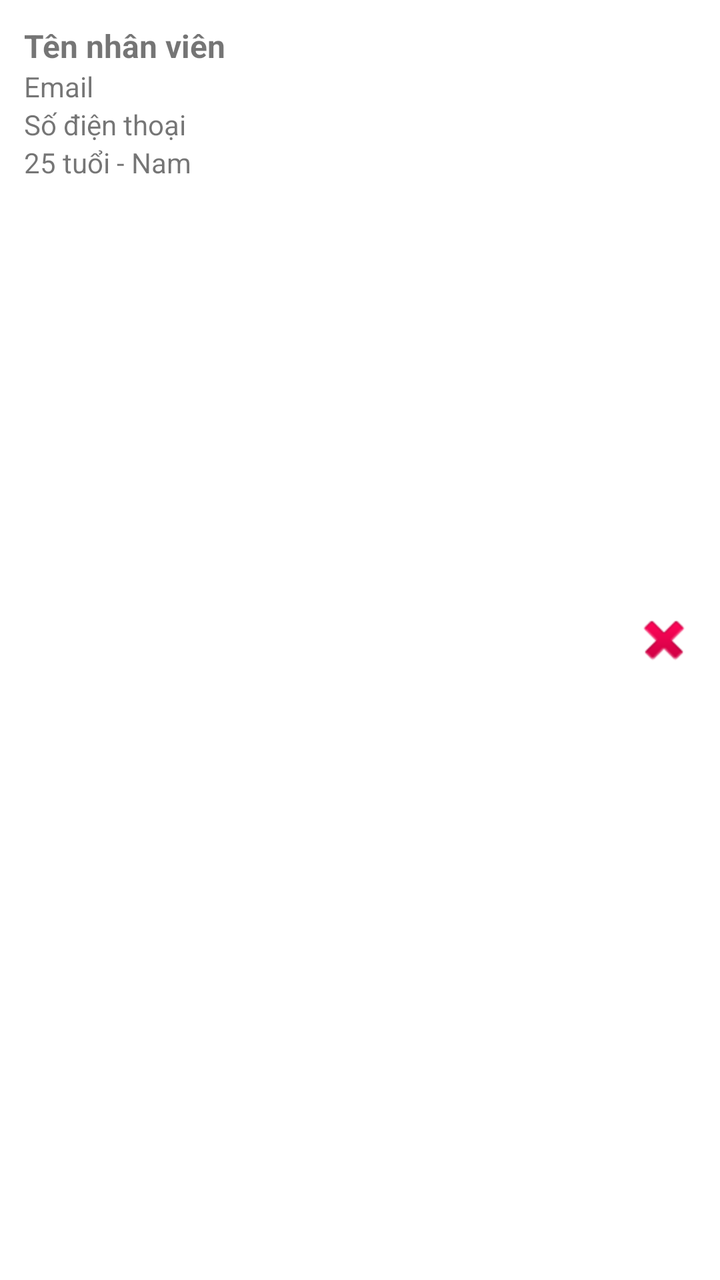
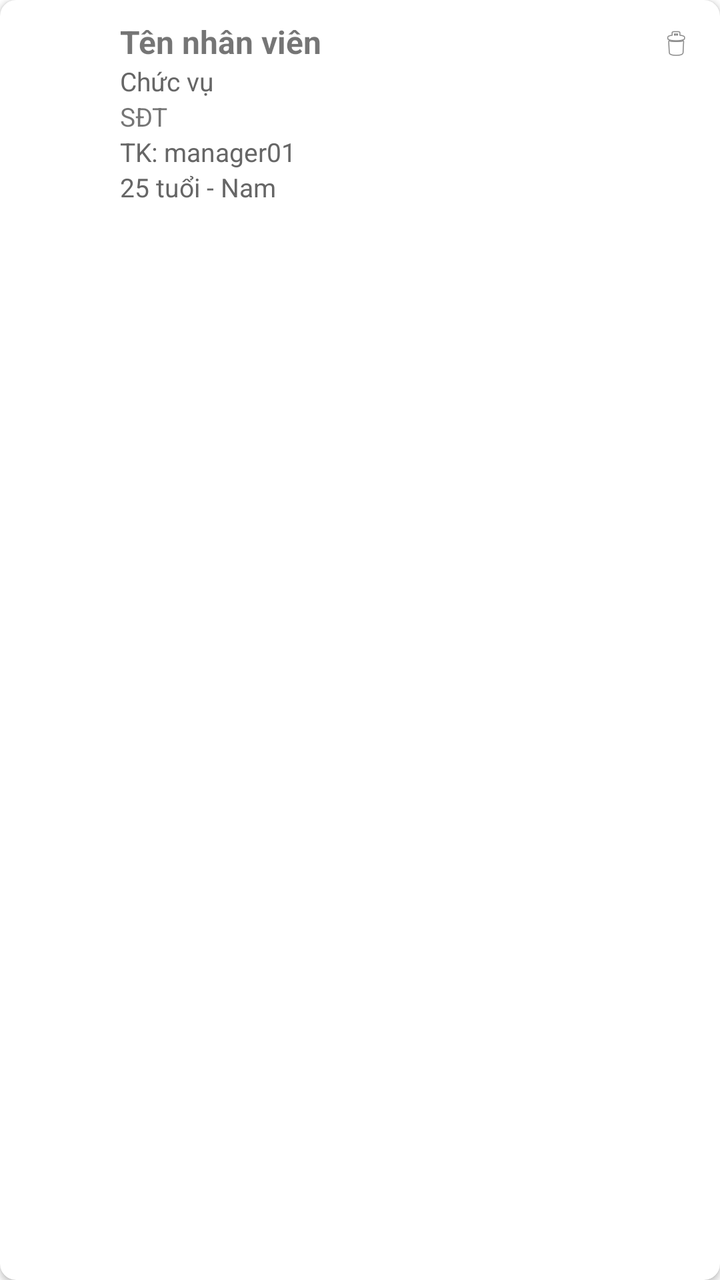

An Android layout rendered at two revisions. The XML below is the earlier revision; the diff shows what the commit changed to produce the second picture.
<!-- AndroidManifest.xml: application theme Theme.Banhmiviet -->
<!-- res/layout/item_employee.xml -->
<?xml version="1.0" encoding="utf-8"?>
<RelativeLayout xmlns:android="http://schemas.android.com/apk/res/android"
    android:layout_width="match_parent"
    android:layout_height="wrap_content"
    android:background="@android:color/white"
    android:padding="12dp">

    <TextView
        android:id="@+id/txtName"
        android:layout_width="wrap_content"
        android:layout_height="wrap_content"
        android:text="Tên nhân viên"
        android:textStyle="bold"
        android:textSize="16sp" />

    <TextView
        android:id="@+id/txtEmail"
        android:layout_width="wrap_content"
        android:layout_height="wrap_content"
        android:layout_below="@id/txtName"
        android:text="Email" />

    <TextView
        android:id="@+id/txtPhone"
        android:layout_width="wrap_content"
        android:layout_height="wrap_content"
        android:layout_below="@id/txtEmail"
        android:text="Số điện thoại" />

    <TextView
        android:id="@+id/txtAgeGender"
        android:layout_width="wrap_content"
        android:layout_height="wrap_content"
        android:layout_below="@id/txtPhone"
        android:text="25 tuổi - Nam" />

    <ImageButton
        android:id="@+id/btnDeleteEmployee"
        android:layout_width="32dp"
        android:layout_height="32dp"
        android:layout_alignParentEnd="true"
        android:layout_centerVertical="true"
        android:background="?attr/selectableItemBackgroundBorderless"
        android:src="@android:drawable/ic_delete"
        android:contentDescription="Xóa nhân viên" />
</RelativeLayout>
<!-- resources referenced by this layout -->
<resources>
  <style name="Theme.Banhmiviet" parent="Theme.MaterialComponents.DayNight.DarkActionBar">
          
          <item name="colorPrimary">@color/purple_500</item>
          <item name="colorPrimaryVariant">@color/purple_700</item>
          <item name="colorOnPrimary">@color/white</item>
          
          <item name="colorSecondary">@color/teal_200</item>
          <item name="colorSecondaryVariant">@color/teal_700</item>
          <item name="colorOnSecondary">@color/black</item>
          
          <item name="android:statusBarColor">?attr/colorPrimaryVariant</item>
          
      </style>
  <color name="purple_500">#FF6200EE</color>
  <color name="purple_700">#FF3700B3</color>
  <color name="white">#FFFFFFFF</color>
  <color name="teal_200">#FF03DAC5</color>
  <color name="teal_700">#FF018786</color>
  <color name="black">#FF000000</color>
</resources>

<!-- the commit's change to res/layout/item_employee.xml (unified diff, before → after) -->
@@ -1,46 +1,83 @@
 <?xml version="1.0" encoding="utf-8"?>
-<RelativeLayout xmlns:android="http://schemas.android.com/apk/res/android"
+<androidx.cardview.widget.CardView xmlns:android="http://schemas.android.com/apk/res/android"
+    xmlns:card_view="http://schemas.android.com/apk/res-auto"
     android:layout_width="match_parent"
     android:layout_height="wrap_content"
-    android:background="@android:color/white"
-    android:padding="12dp">
+    android:layout_margin="6dp"
+    card_view:cardCornerRadius="8dp"
+    card_view:cardElevation="2dp">
 
-    <TextView
-        android:id="@+id/txtName"
-        android:layout_width="wrap_content"
+    <LinearLayout
+        android:layout_width="match_parent"
         android:layout_height="wrap_content"
-        android:text="Tên nhân viên"
-        android:textStyle="bold"
-        android:textSize="16sp" />
+        android:orientation="horizontal"
+        android:padding="10dp">
 
-    <TextView
-        android:id="@+id/txtEmail"
-        android:layout_width="wrap_content"
-        android:layout_height="wrap_content"
-        android:layout_below="@id/txtName"
-        android:text="Email" />
+        <ImageView
+            android:id="@+id/imgAvatar"
+            android:layout_width="40dp"
+            android:layout_height="40dp"
+            android:src="@android:drawable/sym_def_app_icon"
+            android:layout_gravity="center_vertical" />
 
-    <TextView
-        android:id="@+id/txtPhone"
-        android:layout_width="wrap_content"
-        android:layout_height="wrap_content"
-        android:layout_below="@id/txtEmail"
-        android:text="Số điện thoại" />
 
-    <TextView
-        android:id="@+id/txtAgeGender"
-        android:layout_width="wrap_content"
-        android:layout_height="wrap_content"
-        android:layout_below="@id/txtPhone"
-        android:text="25 tuổi - Nam" />
+        <LinearLayout
+            android:layout_width="0dp"
+            android:layout_height="wrap_content"
+            android:layout_weight="1"
+            android:orientation="vertical"
+            android:layout_marginStart="10dp">
 
-    <ImageButton
-        android:id="@+id/btnDeleteEmployee"
-        android:layout_width="32dp"
-        android:layout_height="32dp"
-        android:layout_alignParentEnd="true"
-        android:layout_centerVertical="true"
-        android:background="?attr/selectableItemBackgroundBorderless"
-        android:src="@android:drawable/ic_delete"
-        android:contentDescription="Xóa nhân viên" />
-</RelativeLayout>
+            <TextView
+                android:id="@+id/txtName"
+                android:layout_width="wrap_content"
+                android:layout_height="wrap_content"
+                android:text="Tên nhân viên"
+                android:textStyle="bold"
+                android:textSize="16sp" />
+
+            <TextView
+                android:id="@+id/txtRole"
+                android:layout_width="wrap_content"
+                android:layout_height="wrap_content"
+                android:text="Chức vụ"
+                android:textSize="13sp"
+                android:textColor="#666666" />
+
+            <TextView
+                android:id="@+id/txtPhone"
+                android:layout_width="wrap_content"
+                android:layout_height="wrap_content"
+                android:text="SĐT"
+                android:textSize="13sp" />
+            
+
+            <TextView
+                android:id="@+id/txtUsername"
+                android:layout_width="wrap_content"
+                android:layout_height="wrap_content"
+                android:text="TK: manager01"
+                android:textSize="13sp"
+                android:textColor="#666666" />
+
+            <TextView
+                android:id="@+id/txtAgeGender"
+                android:layout_width="wrap_content"
+                android:layout_height="wrap_content"
+                android:text="25 tuổi - Nam"
+                android:textSize="13sp"
+                android:textColor="#666666" />
+
+
+        </LinearLayout>
+
+        <ImageView
+            android:id="@+id/imgDelete"
+            android:layout_width="24dp"
+            android:layout_height="24dp"
+            android:src="@android:drawable/ic_menu_delete"
+            android:layout_gravity="top"
+            android:padding="4dp" />
+    </LinearLayout>
+
+</androidx.cardview.widget.CardView>
